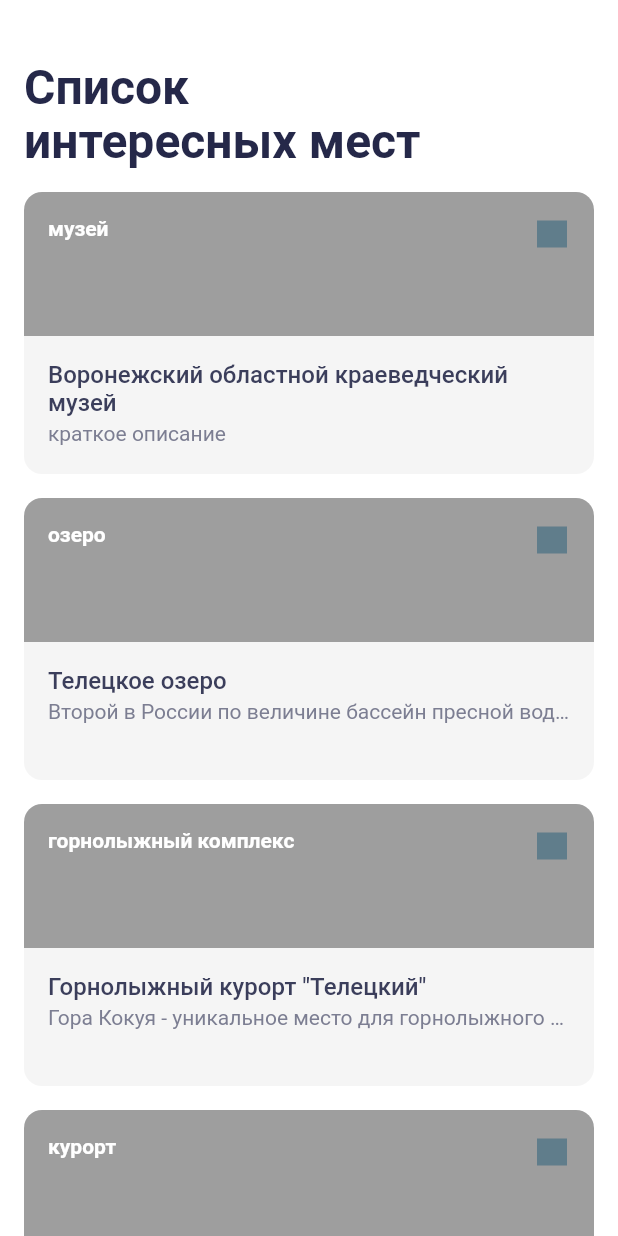
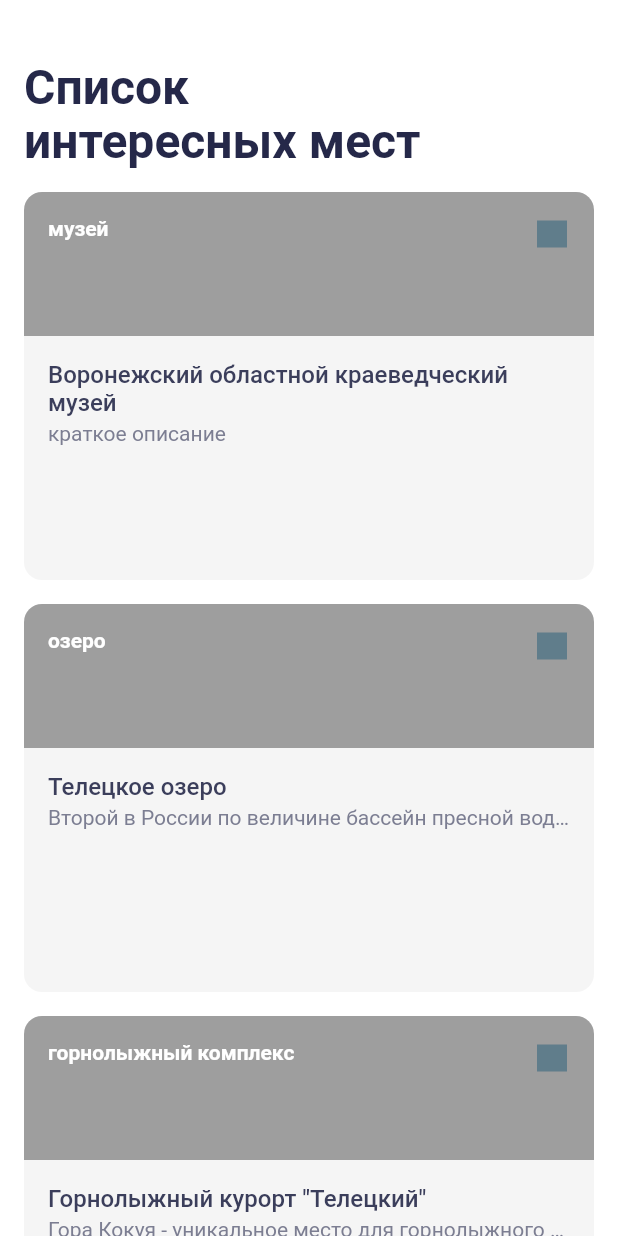
Before and after one commit to Vadim-T0/surf_places, a Flutter app: the screen it shows after launch, on a phone screen of 412 x 824 dp. Run offline on Flutter 3.47's test engine with Material 2 defaults, Android fonts, the phone set to English and light mode, and no system bars.

Commit message:
4.8.3 AspectRatio.

```diff
--- a/lib/ui/screen/sight_card.dart
+++ b/lib/ui/screen/sight_card.dart
@@ -11,10 +11,14 @@ class SightCard extends StatelessWidget {
 
   @override
   Widget build(BuildContext context) {
-    return Container(
+    return AspectRatio(
+      aspectRatio: 3 / 2,
+      child: Container(
         padding: EdgeInsets.fromLTRB(16, 16, 16, 0),
         child: ClipRRect(
           borderRadius: BorderRadius.circular(12),
+          child: Container(
+            color: cardBackground,
             child: Column(
               children: <Widget>[
                 Stack(
@@ -32,11 +36,8 @@ class SightCard extends StatelessWidget {
                     ),
                   ],
                 ),
-            Container(
-              width: double.infinity,
-              height: 92,
-              padding: EdgeInsets.fromLTRB(16, 0, 16, 0),
-              decoration: BoxDecoration(color: cardBackground),
+                Padding(
+                  padding: const EdgeInsets.fromLTRB(16, 0, 16, 16),
                   child: Column(
                     crossAxisAlignment: CrossAxisAlignment.start,
                     children: [
@@ -48,6 +49,8 @@ class SightCard extends StatelessWidget {
                   ),
                 ),
               ],
+            ),
+          ),
         ),
       ),
     );
```
Lines whose indentation alone changed are shown as unchanged.
